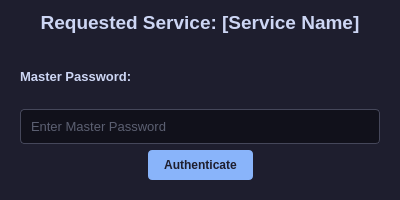
Old version of the form SiriusVaultGUI/src/dialog_pm_auth_check.ui in the repository Ghospicer/SiriusVault.
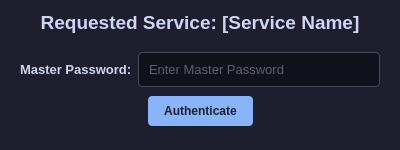
New version of the form. Icons and pictures are not drawn.

```diff
--- a/SiriusVaultGUI/src/dialog_pm_auth_check.ui
+++ b/SiriusVaultGUI/src/dialog_pm_auth_check.ui
@@ -7,7 +7,7 @@
     <x>0</x>
     <y>0</y>
     <width>400</width>
-    <height>200</height>
+    <height>150</height>
    </rect>
   </property>
   <property name="windowTitle">
@@ -60,6 +60,8 @@
       </property>
       <layout class="QVBoxLayout" name="verticalLayout_2">
        <item>
+        <layout class="QHBoxLayout" name="horizontalLayout_3">
+         <item>
         <widget class="QLabel" name="label_2">
          <property name="styleSheet">
           <string notr="true">QLabel {
@@ -97,6 +99,8 @@
          </property>
         </widget>
        </item>
+        </layout>
+       </item>
        <item>
         <layout class="QHBoxLayout" name="horizontalLayout_2">
          <item>
```
Left out of the diff: 2 changed lines with no effect on the pictures. Lines whose indentation alone changed are shown as unchanged.
